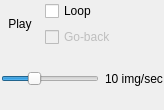
This is starviewer/src/core/qcinecontrollerbase.ui in starviewer-medical/starviewer as Qt 5 draws it before an edit. The edited form follows.
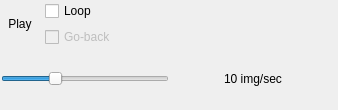
This is the edited form. Icons and pictures are not drawn.

```diff
--- a/starviewer/src/core/qcinecontrollerbase.ui
+++ b/starviewer/src/core/qcinecontrollerbase.ui
@@ -5,7 +5,7 @@
    <rect>
     <x>0</x>
     <y>0</y>
-    <width>164</width>
+    <width>338</width>
     <height>110</height>
    </rect>
   </property>
@@ -86,14 +86,22 @@
    </item>
    <item>
     <layout class="QHBoxLayout" >
-     <property name="spacing" >
-      <number>6</number>
-     </property>
      <property name="margin" >
       <number>0</number>
      </property>
+     <property name="spacing" >
+      <number>0</number>
+     </property>
      <item>
       <widget class="QSlider" name="m_velocityControl" >
+       <property name="sizePolicy" >
+        <sizepolicy>
+         <hsizetype>1</hsizetype>
+         <vsizetype>0</vsizetype>
+         <horstretch>0</horstretch>
+         <verstretch>0</verstretch>
+        </sizepolicy>
+       </property>
        <property name="minimum" >
         <number>1</number>
        </property>
@@ -116,6 +124,14 @@
      </item>
      <item>
       <widget class="QLabel" name="m_velocityLabel" >
+       <property name="sizePolicy" >
+        <sizepolicy>
+         <hsizetype>1</hsizetype>
+         <vsizetype>5</vsizetype>
+         <horstretch>0</horstretch>
+         <verstretch>0</verstretch>
+        </sizepolicy>
+       </property>
        <property name="text" >
         <string>10 img/sec</string>
        </property>
```
Left out of the diff: 18 changed lines with no effect on the pictures.
